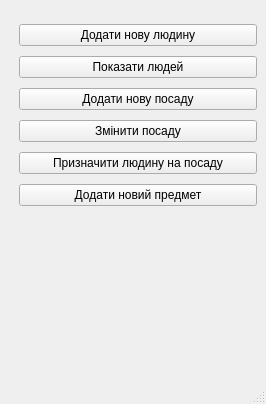
First picture: the form in project_files/manager_menu.ui, repository positivcheg94/school_db_iasa_MO, before the edit.
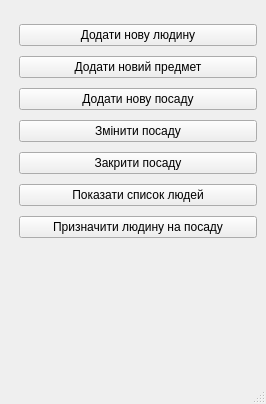
Second picture: the form after the edit.

```diff
--- a/project_files/manager_menu.ui
+++ b/project_files/manager_menu.ui
@@ -23,7 +23,7 @@
       <x>19</x>
       <y>20</y>
       <width>238</width>
-      <height>194</height>
+      <height>227</height>
      </rect>
     </property>
     <layout class="QVBoxLayout" name="verticalLayout">
@@ -35,9 +35,9 @@
       </widget>
      </item>
      <item>
-      <widget class="QPushButton" name="show_humans_button">
+      <widget class="QPushButton" name="add_new_subject_button">
        <property name="text">
-        <string>Показати людей</string>
+        <string>Додати новий предмет</string>
        </property>
       </widget>
      </item>
@@ -55,6 +55,20 @@
        </property>
       </widget>
      </item>
+     <item>
+      <widget class="QPushButton" name="end_position_button">
+       <property name="text">
+        <string>Закрити посаду</string>
+       </property>
+      </widget>
+     </item>
+     <item>
+      <widget class="QPushButton" name="show_humans_button">
+       <property name="text">
+        <string>Показати список людей</string>
+       </property>
+      </widget>
+     </item>
      <item>
       <widget class="QPushButton" name="assign_human_job_button">
        <property name="text">
@@ -62,13 +76,6 @@
        </property>
       </widget>
      </item>
-     <item>
-      <widget class="QPushButton" name="add_new_subject_button">
-       <property name="text">
-        <string>Додати новий предмет</string>
-       </property>
-      </widget>
-     </item>
     </layout>
    </widget>
   </widget>
```
